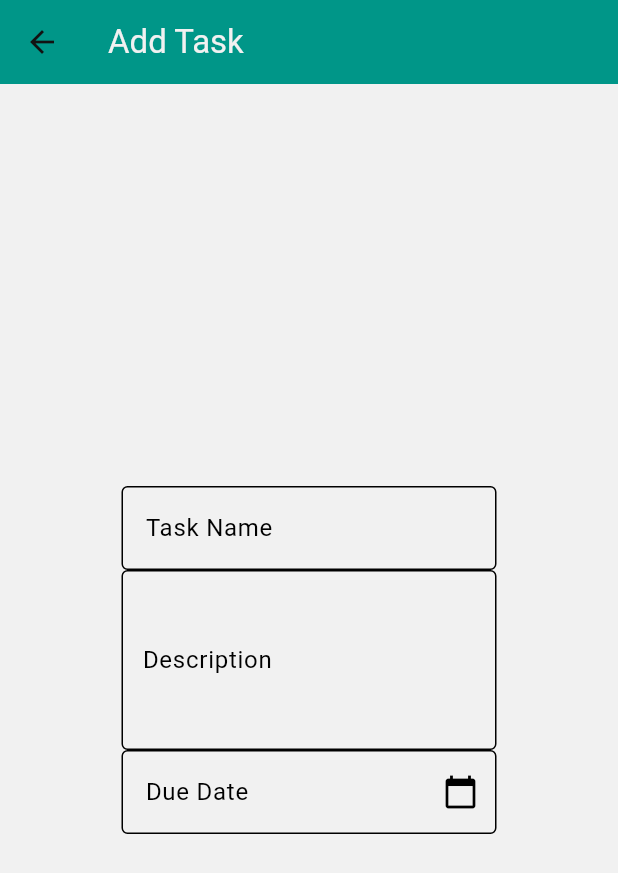
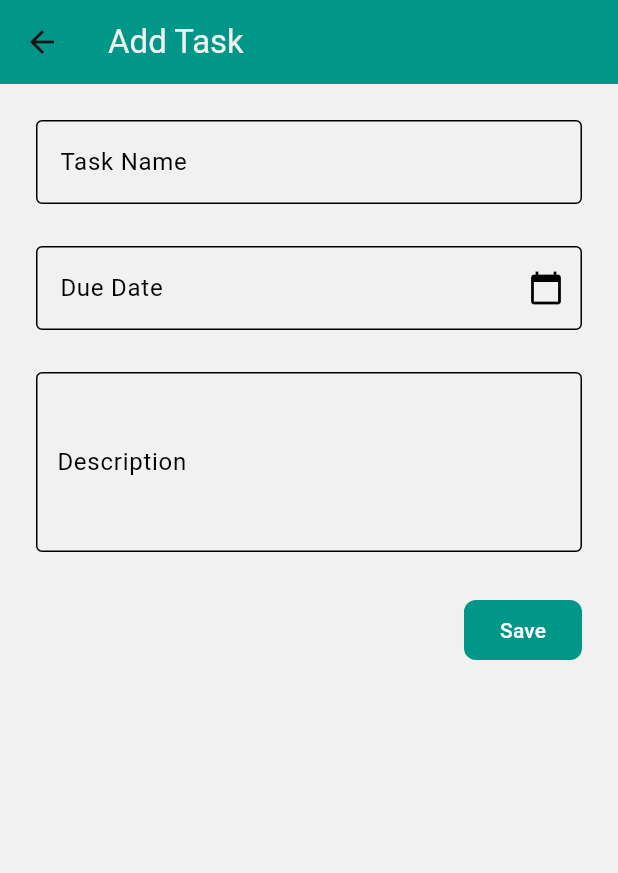
Before and after one commit to danielmontes9/flutter-todo-list-app, a Flutter app: the FormTaskPage screen opened directly, on a phone screen of 412 x 824 dp. Shown: the top 873 px of the screen. Run offline on Flutter 3.47's test engine with Material 3 defaults, Android fonts, the phone set to English and light mode, and no system bars; our stand-ins replace equatable, flutter_bloc.

Commit message:
refactor: :recycle: form design

```diff
--- a/lib/features/todo/screens/form_task.dart
+++ b/lib/features/todo/screens/form_task.dart
@@ -24,13 +24,29 @@ class _FormTaskPagePageState extends State<FormTaskPage> {
           style: const TextStyle(color: AppColors.white),
         ),
       ),
-      body: Center(
+      body: Padding(
+        padding: const EdgeInsets.all(24.0),
         child: Column(
-          mainAxisAlignment: MainAxisAlignment.center,
+          mainAxisAlignment: MainAxisAlignment.start,
+          crossAxisAlignment: CrossAxisAlignment.end,
           children: <Widget>[
             CustomTextField(label: 'Task Name'),
+            SizedBox(height: 28),
+            CustomDatePicker(label: 'Due Date'),
+            SizedBox(height: 28),
             CustomTextArea(label: 'Description'),
-            CustomDatePicker(label: 'Due Date'),
+            SizedBox(height: 28),
+            FilledButton(
+              onPressed: () {},
+              style: ButtonStyle(
+                shape: WidgetStateProperty.all(
+                  RoundedRectangleBorder(
+                    borderRadius: BorderRadius.circular(8),
+                  ),
+                ),
+              ),
+              child: Text('Save'),
+            ),
           ],
         ),
       ),
--- a/lib/features/todo/widgets/form/custom_date_picker.dart
+++ b/lib/features/todo/widgets/form/custom_date_picker.dart
@@ -31,7 +31,7 @@ class _CustomDatePickerState extends State<CustomDatePicker> {
   @override
   Widget build(BuildContext context) {
     return SizedBox(
-      width: 250,
+      width: double.infinity,
       child: TextField(
         onTap: _selectDate,
         controller: _controller,
--- a/lib/features/todo/widgets/form/custom_text_area.dart
+++ b/lib/features/todo/widgets/form/custom_text_area.dart
@@ -8,7 +8,7 @@ class CustomTextArea extends StatelessWidget {
   @override
   Widget build(BuildContext context) {
     return SizedBox(
-      width: 250,
+      width: double.infinity,
       height: 120,
       child: TextField(
         maxLines: null,
--- a/lib/features/todo/widgets/form/custom_text_field.dart
+++ b/lib/features/todo/widgets/form/custom_text_field.dart
@@ -8,7 +8,7 @@ class CustomTextField extends StatelessWidget {
   @override
   Widget build(BuildContext context) {
     return SizedBox(
-      width: 250,
+      width: double.infinity,
       child: TextField(
         decoration: InputDecoration(
           border: OutlineInputBorder(),
```
